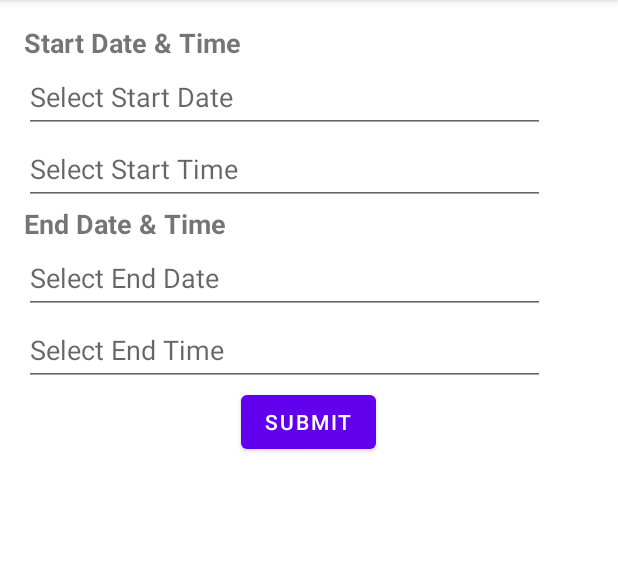
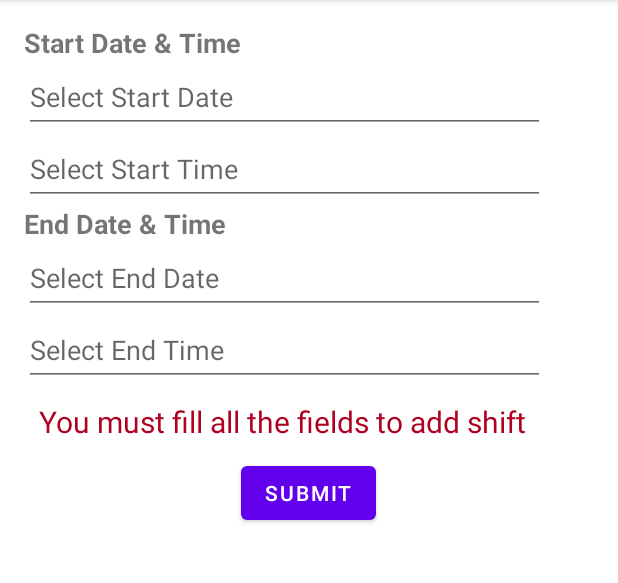
Before and after one commit to AmitGZ/ShiftManager, an Android app: the AddShiftActivity screen opened directly, with no data from a screen before it, after a tap on "SUBMIT", on a phone screen of 412 x 824 dp, the part 84-667 px from its top. Run offline under Robolectric (Android 15) with nearby library versions, the phone set to English and light mode, and no system bars.

Commit message:
fixing some stuff in AddShiftActivity

```diff
--- a/app/src/main/java/com/android/example/shiftmanagementapp/AddShiftActivity.java
+++ b/app/src/main/java/com/android/example/shiftmanagementapp/AddShiftActivity.java
@@ -1,5 +1,6 @@
 package com.android.example.shiftmanagementapp;
 
+import androidx.annotation.NonNull;
 import androidx.appcompat.app.AppCompatActivity;
 
 import android.app.DatePickerDialog;
@@ -7,13 +8,18 @@ import android.app.TimePickerDialog;
 import android.os.Bundle;
 import android.provider.CalendarContract;
 import android.text.format.DateFormat;
+import android.util.Log;
 import android.view.MenuItem;
 import android.view.View;
 import android.widget.Button;
 import android.widget.DatePicker;
 import android.widget.EditText;
+import android.widget.TextView;
 import android.widget.TimePicker;
 import android.widget.Toast;
+
+import com.google.android.gms.tasks.OnFailureListener;
+import com.google.android.gms.tasks.OnSuccessListener;
 
 import java.util.Calendar;
 
@@ -29,6 +35,8 @@ public class AddShiftActivity extends AppCompatActivity {
     private EditText endDateEditText;
     private Button submitButton;
 
+    private TextView errorText;
+
     @Override
     protected void onCreate(Bundle savedInstanceState) {
         super.onCreate(savedInstanceState);
@@ -42,6 +50,7 @@ public class AddShiftActivity extends AppCompatActivity {
         endTimeEditText = findViewById(R.id.endTimeEditText);
         endDateEditText = findViewById(R.id.endDateEditText);
         submitButton = findViewById(R.id.submitButton);
+        errorText = findViewById(R.id.errorLabel);
 
         // Initialize Calendar instances
         startDateTime = Calendar.getInstance();
@@ -81,14 +90,19 @@ public class AddShiftActivity extends AppCompatActivity {
         submitButton.setOnClickListener(new View.OnClickListener() {
             @Override
             public void onClick(View v) {
+                if(isDateTimeEmpty())
+                {
+                    errorText.setText("You must fill all the fields to add shift");
+                    return;
+                }
                 System.out.println("Start: " + startDateTime.getTimeInMillis());
                 System.out.println("end: " + endDateTime.getTimeInMillis());
-                if (isValidDateTime(endDateTime,startDateTime)) {
-                    // Perform your submit logic here
-                    Toast.makeText(AddShiftActivity.this, "Good", Toast.LENGTH_SHORT).show();
-                } else {
-                    Toast.makeText(AddShiftActivity.this, "Bad", Toast.LENGTH_SHORT).show();
+                if (!isValidDateTime(endDateTime,startDateTime)) {
+                    errorText.setText("Shift can not be ended before started");
+                    return;
                 }
+                // TODO -  Insert shift to database
+                errorText.setText("");
             }
         });
     }
@@ -147,6 +161,18 @@ public class AddShiftActivity extends AppCompatActivity {
     private boolean isValidDateTime(Calendar endDateTime,Calendar startDateTime) {
         return endDateTime.after(startDateTime);
     }
+
+    private boolean isDateTimeEmpty() {
+        if(startDateEditText.getText().toString().isEmpty())
+            return true;
+        if(startTimeEditText.getText().toString().isEmpty())
+            return  true;
+        if(endDateEditText.getText().toString().isEmpty())
+            return true;
+        if(endTimeEditText.getText().toString().isEmpty())
+            return true;
+        return false;
+    }
     @Override
     public boolean onOptionsItemSelected(MenuItem item) {
         switch (item.getItemId()) {
--- a/app/src/main/res/layout/activity_add_shift.xml
+++ b/app/src/main/res/layout/activity_add_shift.xml
@@ -81,6 +81,17 @@
         tools:layout_editor_absoluteY="32dp"
         tools:ignore="MissingConstraints" />
 
+    <TextView
+        android:id="@+id/errorLabel"
+        android:layout_width="wrap_content"
+        android:layout_height="wrap_content"
+        android:textColor="@color/design_default_color_error"
+        android:textSize="20dp"
+        android:layout_margin="10dp"
+        android:text=""
+        android:textAlignment="center"
+        />
+
     <Button
         android:id="@+id/submitButton"
         android:layout_width="wrap_content"
```
